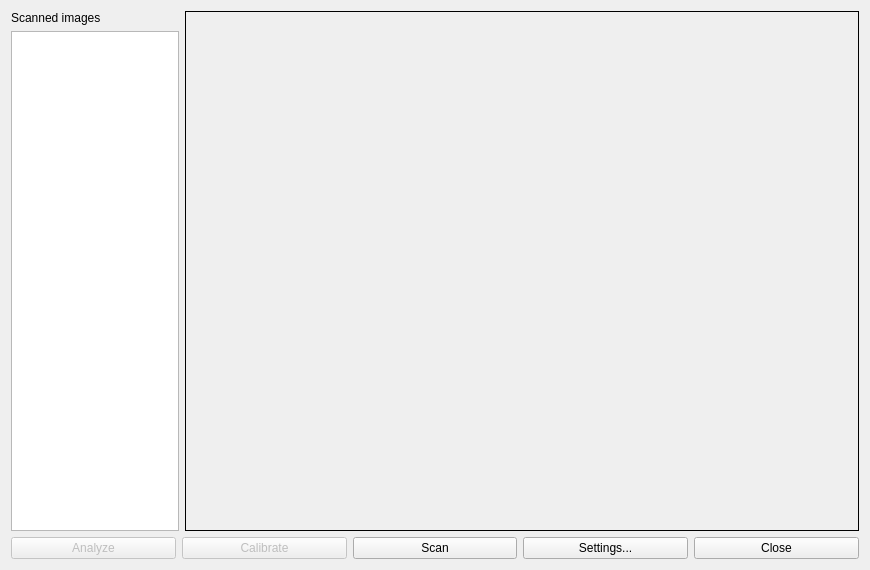
Before: the Qt Designer form app/ui/ThermalScanDialog.ui in mdmitr/arduino-thermal-camera, drawn with Qt 5.
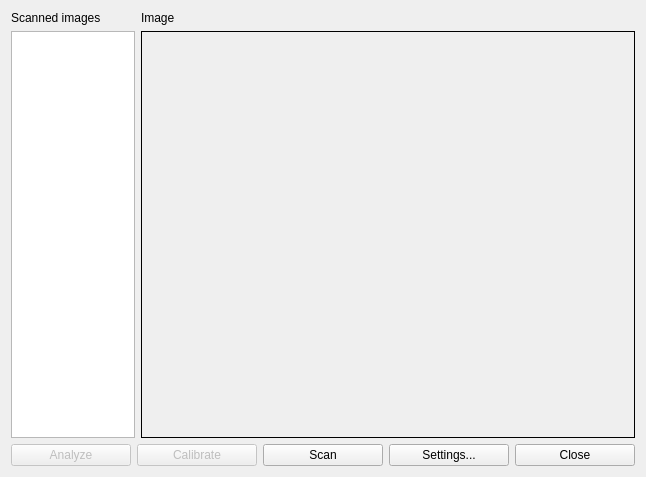
After: the same form once the commit is applied.

Commit message: Test commit from pycharm: image label ADDED

Diff of the .ui file:
```diff
--- a/app/ui/ThermalScanDialog.ui
+++ b/app/ui/ThermalScanDialog.ui
@@ -6,8 +6,8 @@
    <rect>
     <x>0</x>
     <y>0</y>
-    <width>870</width>
-    <height>570</height>
+    <width>646</width>
+    <height>477</height>
    </rect>
   </property>
   <property name="windowTitle">
@@ -38,6 +38,21 @@
           </layout>
          </item>
          <item>
+          <layout class="QVBoxLayout" name="verticalLayout_2" stretch="0,1">
+           <item>
+            <widget class="QLabel" name="label_2">
+             <property name="sizePolicy">
+              <sizepolicy hsizetype="Preferred" vsizetype="Minimum">
+               <horstretch>0</horstretch>
+               <verstretch>0</verstretch>
+              </sizepolicy>
+             </property>
+             <property name="text">
+              <string>Image</string>
+             </property>
+            </widget>
+           </item>
+           <item>
           <widget class="QLabel" name="mainImage">
            <property name="sizePolicy">
             <sizepolicy hsizetype="Minimum" vsizetype="Minimum">
@@ -70,6 +85,8 @@
             <set>Qt::AlignCenter</set>
            </property>
           </widget>
+           </item>
+          </layout>
          </item>
         </layout>
        </item>
```
Lines whose indentation alone changed are shown as unchanged.
